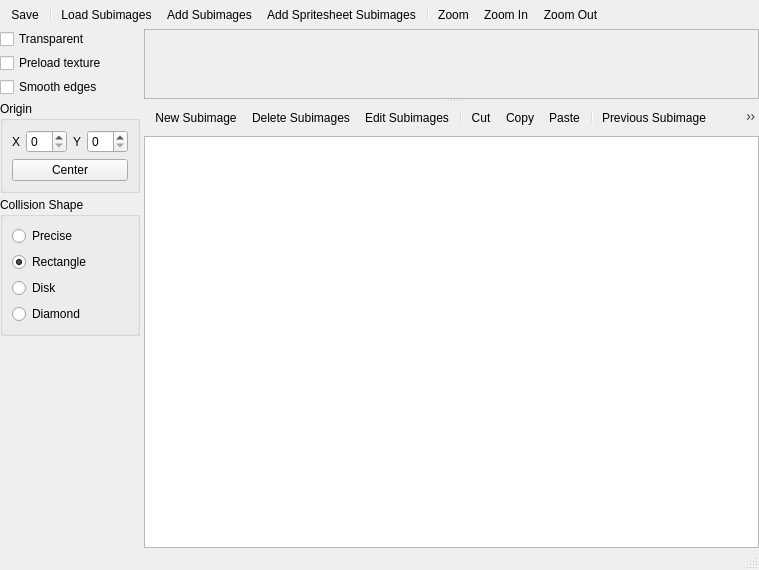
This is Editors/SpriteEditor.ui in enigma-dev/RadialGM as Qt 5 draws it before an edit. The edited form follows.
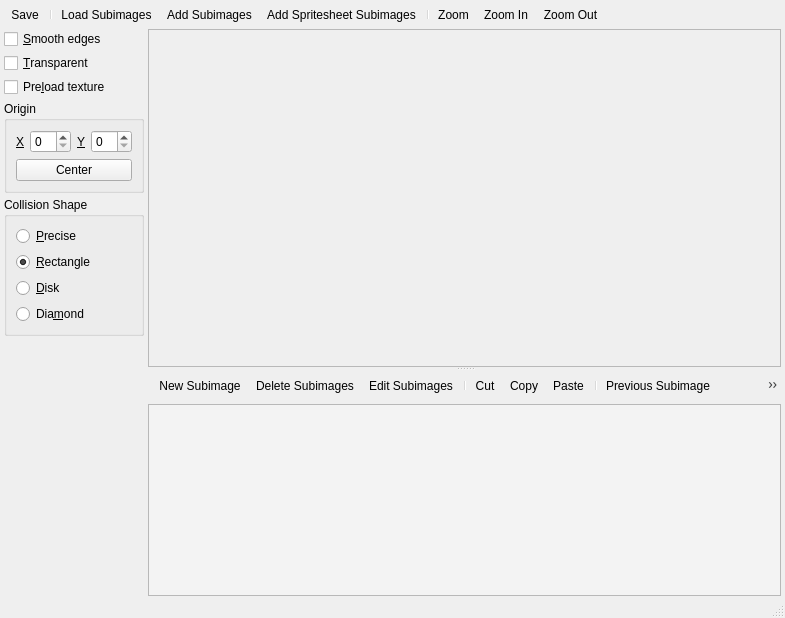
This is the edited form. Icons and pictures are not drawn. Custom widgets are drawn as their Qt base class.

Commit message: Start of sprites (#17)

```diff
--- a/Editors/SpriteEditor.ui
+++ b/Editors/SpriteEditor.ui
@@ -6,8 +6,8 @@
    <rect>
     <x>0</x>
     <y>0</y>
-    <width>759</width>
-    <height>570</height>
+    <width>785</width>
+    <height>618</height>
    </rect>
   </property>
   <property name="windowTitle">
@@ -62,6 +62,9 @@
      <property name="spacing">
       <number>4</number>
      </property>
+     <property name="rightMargin">
+      <number>4</number>
+     </property>
      <item>
       <layout class="QVBoxLayout" name="propertiesLayout">
        <property name="spacing">
@@ -70,24 +73,33 @@
        <property name="sizeConstraint">
         <enum>QLayout::SetDefaultConstraint</enum>
        </property>
+       <property name="leftMargin">
+        <number>4</number>
+       </property>
+       <property name="topMargin">
+        <number>0</number>
+       </property>
+       <property name="bottomMargin">
+        <number>4</number>
+       </property>
+       <item>
+        <widget class="QCheckBox" name="smoothCheckBox">
+         <property name="text">
+          <string>&amp;Smooth edges</string>
+         </property>
+        </widget>
+       </item>
        <item>
         <widget class="QCheckBox" name="transparentCheckBox">
          <property name="text">
-          <string>Transparent</string>
+          <string>&amp;Transparent</string>
          </property>
         </widget>
        </item>
        <item>
         <widget class="QCheckBox" name="preloadCheckBox">
          <property name="text">
-          <string>Preload texture</string>
-         </property>
-        </widget>
-       </item>
-       <item>
-        <widget class="QCheckBox" name="smoothCheckBox">
-         <property name="text">
-          <string>Smooth edges</string>
+          <string>Pre&amp;load texture</string>
          </property>
         </widget>
        </item>
@@ -97,6 +109,16 @@
           <string>Origin</string>
          </property>
          <layout class="QGridLayout" name="gridLayout_2">
+          <item row="0" column="2">
+           <widget class="QLabel" name="originYLabel">
+            <property name="text">
+             <string>&amp;Y</string>
+            </property>
+            <property name="buddy">
+             <cstring>originYSpinBox</cstring>
+            </property>
+           </widget>
+          </item>
           <item row="0" column="3">
            <widget class="QSpinBox" name="originYSpinBox">
             <property name="sizePolicy">
@@ -120,14 +142,10 @@
           <item row="0" column="0">
            <widget class="QLabel" name="originXLabel">
             <property name="text">
-             <string>X</string>
+             <string>&amp;X</string>
             </property>
-           </widget>
-          </item>
-          <item row="0" column="2">
-           <widget class="QLabel" name="originYLabel">
-            <property name="text">
-             <string>Y</string>
+            <property name="buddy">
+             <cstring>originXSpinBox</cstring>
             </property>
            </widget>
           </item>
@@ -156,7 +174,7 @@
           <item>
            <widget class="QRadioButton" name="preciseRadioButton">
             <property name="text">
-             <string>Precise</string>
+             <string>&amp;Precise</string>
             </property>
             <property name="checked">
              <bool>false</bool>
@@ -166,7 +184,7 @@
           <item>
            <widget class="QRadioButton" name="rectangleRadioButton">
             <property name="text">
-             <string>Rectangle</string>
+             <string>&amp;Rectangle</string>
             </property>
             <property name="checked">
              <bool>true</bool>
@@ -176,14 +194,14 @@
           <item>
            <widget class="QRadioButton" name="diskRadioButton">
             <property name="text">
-             <string>Disk</string>
+             <string>&amp;Disk</string>
             </property>
            </widget>
           </item>
           <item>
            <widget class="QRadioButton" name="diamondRadioButton">
             <property name="text">
-             <string>Diamond</string>
+             <string>Dia&amp;mond</string>
             </property>
            </widget>
           </item>
@@ -220,7 +238,7 @@
         <property name="sizePolicy">
          <sizepolicy hsizetype="Expanding" vsizetype="Expanding">
           <horstretch>0</horstretch>
-          <verstretch>0</verstretch>
+          <verstretch>1</verstretch>
          </sizepolicy>
         </property>
         <property name="sizeAdjustPolicy">
@@ -237,8 +255,8 @@
           <rect>
            <x>0</x>
            <y>0</y>
-           <width>588</width>
-           <height>101</height>
+           <width>608</width>
+           <height>311</height>
           </rect>
          </property>
          <property name="autoFillBackground">
@@ -278,6 +296,9 @@
          <property name="spacing">
           <number>4</number>
          </property>
+         <property name="sizeConstraint">
+          <enum>QLayout::SetDefaultConstraint</enum>
+         </property>
          <item>
           <widget class="QToolBar" name="subimagesToolbar">
            <property name="sizePolicy">
@@ -308,13 +329,50 @@
           </widget>
          </item>
          <item>
-          <widget class="QListWidget" name="subimagesList">
+          <widget class="QListView" name="subImageList">
            <property name="sizePolicy">
             <sizepolicy hsizetype="Expanding" vsizetype="Expanding">
              <horstretch>0</horstretch>
              <verstretch>0</verstretch>
             </sizepolicy>
            </property>
+           <property name="palette">
+            <palette>
+             <active>
+              <colorrole role="Base">
+               <brush brushstyle="SolidPattern">
+                <color alpha="255">
+                 <red>243</red>
+                 <green>243</green>
+                 <blue>243</blue>
+                </color>
+               </brush>
+              </colorrole>
+             </active>
+             <inactive>
+              <colorrole role="Base">
+               <brush brushstyle="SolidPattern">
+                <color alpha="255">
+                 <red>243</red>
+                 <green>243</green>
+                 <blue>243</blue>
+                </color>
+               </brush>
+              </colorrole>
+             </inactive>
+             <disabled>
+              <colorrole role="Base">
+               <brush brushstyle="SolidPattern">
+                <color alpha="255">
+                 <red>239</red>
+                 <green>239</green>
+                 <blue>239</blue>
+                </color>
+               </brush>
+              </colorrole>
+             </disabled>
+            </palette>
+           </property>
            <property name="dragEnabled">
             <bool>true</bool>
            </property>
@@ -327,33 +385,24 @@
            <property name="selectionMode">
             <enum>QAbstractItemView::ContiguousSelection</enum>
            </property>
-           <property name="flow">
-            <enum>QListView::LeftToRight</enum>
+           <property name="selectionBehavior">
+            <enum>QAbstractItemView::SelectRows</enum>
+           </property>
+           <property name="movement">
+            <enum>QListView::Snap</enum>
            </property>
            <property name="resizeMode">
-            <enum>QListView::Fixed</enum>
+            <enum>QListView::Adjust</enum>
+           </property>
+           <property name="spacing">
+            <number>8</number>
            </property>
            <property name="viewMode">
             <enum>QListView::IconMode</enum>
            </property>
-           <item>
-            <property name="text">
-             <string/>
-            </property>
-            <property name="icon">
-             <iconset resource="../images.qrc">
-              <normaloff>:/events/create.png</normaloff>:/events/create.png</iconset>
-            </property>
-           </item>
-           <item>
-            <property name="text">
-             <string/>
-            </property>
-            <property name="icon">
-             <iconset resource="../images.qrc">
-              <normaloff>:/events/create.png</normaloff>:/events/create.png</iconset>
-            </property>
-           </item>
+           <property name="selectionRectVisible">
+            <bool>true</bool>
+           </property>
           </widget>
          </item>
         </layout>
```
Left out of the diff: 8 changed lines with no effect on the pictures. The commit also changes 10 other files.
